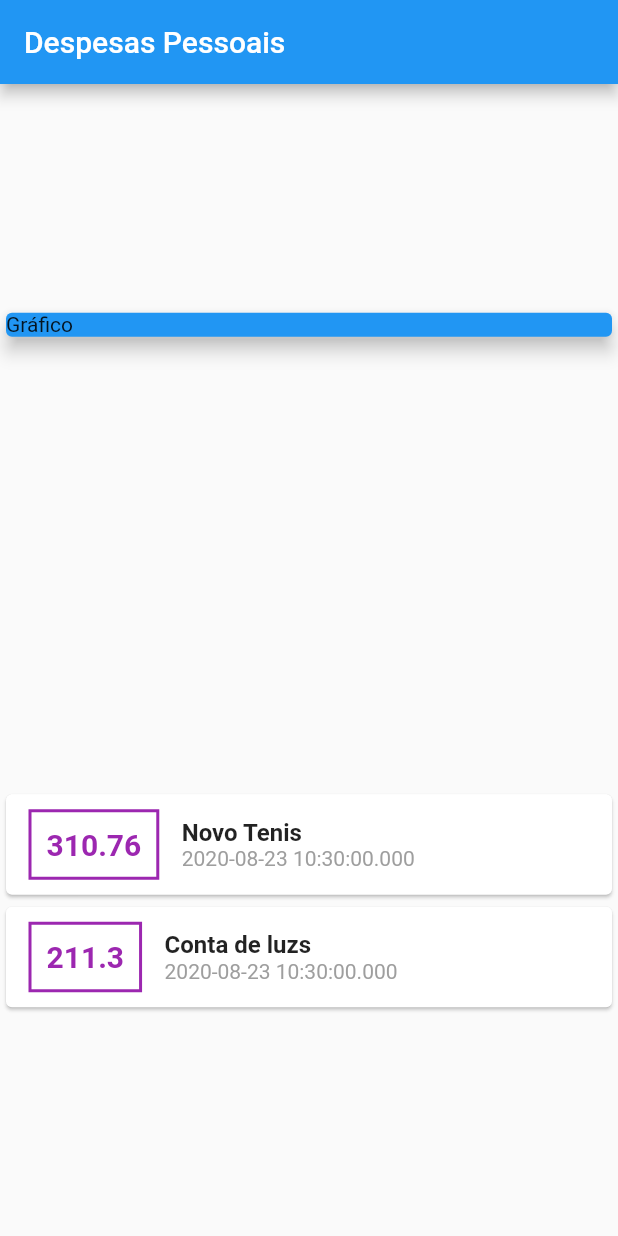
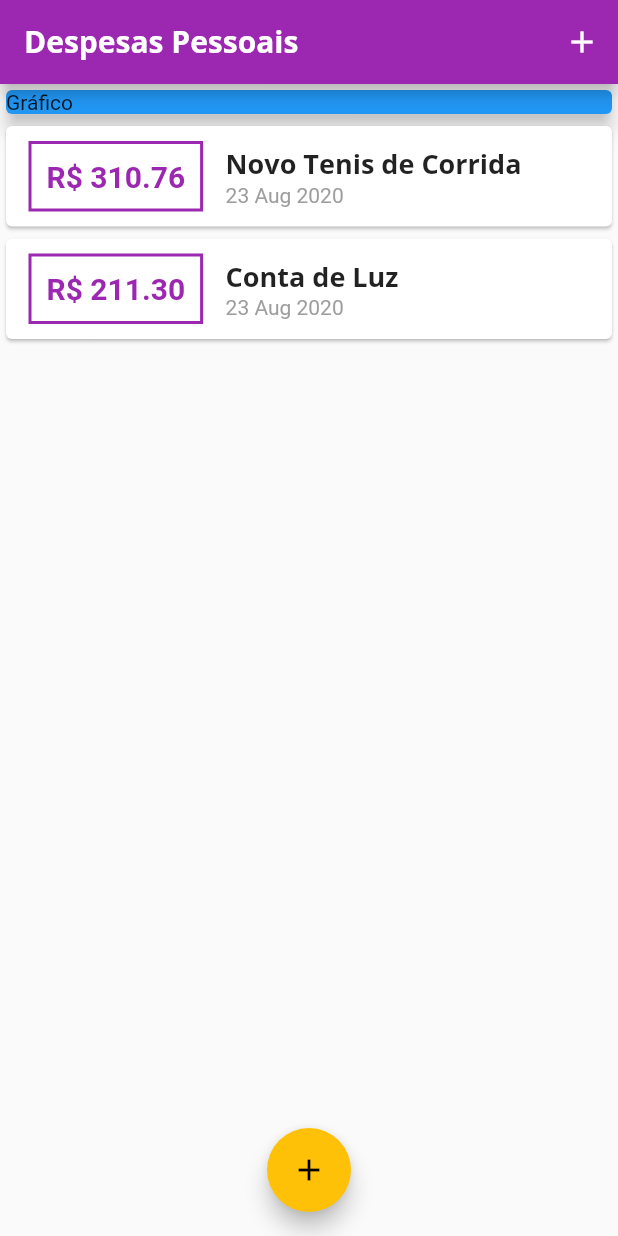
Before and after one commit to jsaintz/expenses, a Flutter app: the screen it shows after launch, on a phone screen of 412 x 824 dp. Run offline on Flutter 3.47's test engine with Material 2 defaults, Android fonts, the phone set to English and light mode, and no system bars.

Commit message:
include font/theme title and color.

```diff
--- /dev/null
+++ b/lib/components/transaction_list.dart
@@ -0,0 +1,59 @@
+import 'package:expenses/models/transaction.dart';
+import 'package:flutter/material.dart';
+import 'package:intl/intl.dart';
+
+class TransactionList extends StatelessWidget {
+  final List<Transaction> transactions;
+
+  TransactionList(this.transactions);
+
+  @override
+  Widget build(BuildContext context) {
+    return Container(
+      height: 300,
+      child: ListView.builder(
+        itemCount: transactions.length,
+        itemBuilder: (context, index) {
+          final tr = transactions[index];
+          return Card(
+            child: Row(
+              children: [
+                Container(
+                  margin: EdgeInsets.symmetric(horizontal: 15, vertical: 10),
+                  decoration: BoxDecoration(
+                    border: Border.all(
+                      color: Theme.of(context).primaryColor,
+                      width: 2,
+                    ),
+                  ),
+                  padding: EdgeInsets.all(10),
+                  child: Text(
+                    'R\$ ${tr.value.toStringAsFixed(2)}',
+                    style: TextStyle(
+                      fontWeight: FontWeight.bold,
+                      fontSize: 20,
+                      color: Theme.of(context).primaryColor,
+                    ),
+                  ),
+                ),
+                Column(
+                  crossAxisAlignment: CrossAxisAlignment.start,
+                  children: <Widget>[
+                    Text(
+                      tr.title,
+                      style: Theme.of(context).textTheme.title,
+                    ),
+                    Text(
+                      DateFormat('d MMM y').format(tr.date),
+                      style: TextStyle(color: Colors.grey),
+                    ),
+                  ],
+                ),
+              ],
+            ),
+          );
+        },
+      ),
+    );
+  }
+}
--- a/lib/main.dart
+++ b/lib/main.dart
@@ -1,3 +1,7 @@
+import 'dart:math';
+
+import 'package:expenses/components/transaction_form.dart';
+import 'package:expenses/components/transaction_list.dart';
 import 'package:expenses/models/transaction.dart';
 import 'package:flutter/material.dart';
 
@@ -6,25 +10,84 @@ main() => runApp(ExpensesApp());
 class ExpensesApp extends StatelessWidget {
   @override
   Widget build(BuildContext context) {
-    return MaterialApp(home: MyHomePage());
+    return MaterialApp(
+        theme: ThemeData(
+          primarySwatch: Colors.purple,
+          accentColor: Colors.amber,
+          fontFamily: 'Quicksand',
+          appBarTheme: AppBarTheme(
+            textTheme: ThemeData.light().textTheme.copyWith(
+                    title: TextStyle(
+                  fontFamily: 'OpenSans',
+                  fontSize: 20,
+                  fontWeight: FontWeight.bold,
+                )),
+          ),
+          textTheme: ThemeData.light().textTheme.copyWith(
+                  title: TextStyle(
+                fontFamily: 'OpenSans',
+                fontSize: 18,
+                fontWeight: FontWeight.bold,
+              )),
+        ),
+        debugShowCheckedModeBanner: false,
+        home: MyHomePage());
   }
 }
 
-class MyHomePage extends StatelessWidget {
+class MyHomePage extends StatefulWidget {
+  @override
+  _MyHomePageState createState() => _MyHomePageState();
+}
+
+class _MyHomePageState extends State<MyHomePage> {
   final _trasactions = [
     Transaction(
-        id: 't1', title: 'Novo Tenis', value: 310.76, date: DateTime.now()),
+        id: 't1',
+        title: 'Novo Tenis de Corrida',
+        value: 310.76,
+        date: DateTime.now()),
     Transaction(
-        id: 't2', title: 'Conta de luzs', value: 211.30, date: DateTime.now()),
+        id: 't2', title: 'Conta de Luz', value: 211.30, date: DateTime.now()),
   ];
+
+  _addTransaction(String title, double value) {
+    final newTransaction = Transaction(
+      id: Random().nextDouble().toString(),
+      title: title,
+      value: value,
+      date: DateTime.now(),
+    );
+
+    setState(() {
+      _trasactions.add(newTransaction);
+    });
+
+    Navigator.of(context).pop();
+  }
+
+  _openTransactionFormModal(BuildContext context) {
+    showModalBottomSheet(
+        context: context,
+        builder: (_) {
+          return TransactionForm(_addTransaction);
+        });
+  }
+
   @override
   Widget build(BuildContext context) {
     return Scaffold(
       appBar: AppBar(
         title: Text('Despesas Pessoais'),
+        actions: <Widget>[
+          IconButton(
+            icon: Icon(Icons.add),
+            onPressed: () => _openTransactionFormModal(context),
           ),
-      body: Column(
-        mainAxisAlignment: MainAxisAlignment.spaceAround,
+        ],
+      ),
+      body: SingleChildScrollView(
+        child: Column(
           crossAxisAlignment: CrossAxisAlignment.stretch,
           children: <Widget>[
             Container(
@@ -35,50 +98,17 @@ class MyHomePage extends StatelessWidget {
                 elevation: 5,
               ),
             ),
-          Column(
-            children: _trasactions.map((tr) {
-              return Card(
-                child: Row(
-                  children: [
-                    Container(
-                      margin:
-                          EdgeInsets.symmetric(horizontal: 15, vertical: 10),
-                      decoration: BoxDecoration(
-                        border: Border.all(color: Colors.purple, width: 2),
-                      ),
-                      padding: EdgeInsets.all(10),
-                      child: Text(
-                        tr.value.toString(),
-                        style: TextStyle(
-                          fontWeight: FontWeight.bold,
-                          fontSize: 20,
-                          color: Colors.purple,
+            TransactionList(_trasactions),
+          ],
         ),
       ),
+      floatingActionButton: FloatingActionButton(
+        child: Icon(
+          Icons.add,
         ),
-                    Column(
-                      crossAxisAlignment: CrossAxisAlignment.start,
-                      children: [
-                        Text(
-                          tr.title,
-                          style: TextStyle(
-                            fontSize: 16,
-                            fontWeight: FontWeight.bold,
+        onPressed: () => _openTransactionFormModal(context),
       ),
-                        ),
-                        Text(
-                          tr.date.toString(),
-                          style: TextStyle(color: Colors.grey),
-                        ),
-                      ],
-                    ),
-                  ],
-                ),
-              );
-            }).toList(),
-          )
-        ],
-      ),
+      floatingActionButtonLocation: FloatingActionButtonLocation.centerFloat,
     );
   }
 }
```
Also changed, not shown: lib/components/transaction_form.dart (added, +63 -0 lines), pubspec.yaml (+13 -9 lines), assets/fonts/OpenSans-Bold.ttf (added), assets/fonts/OpenSans-Regular.ttf (added), assets/fonts/Quicksand-Bold.ttf (added), assets/fonts/Quicksand-Light.ttf (added), assets/fonts/Quicksand-Medium.ttf (added), assets/fonts/Quicksand-Regular.ttf (added), pubspec.lock. Lines whose indentation alone changed are shown as unchanged.
